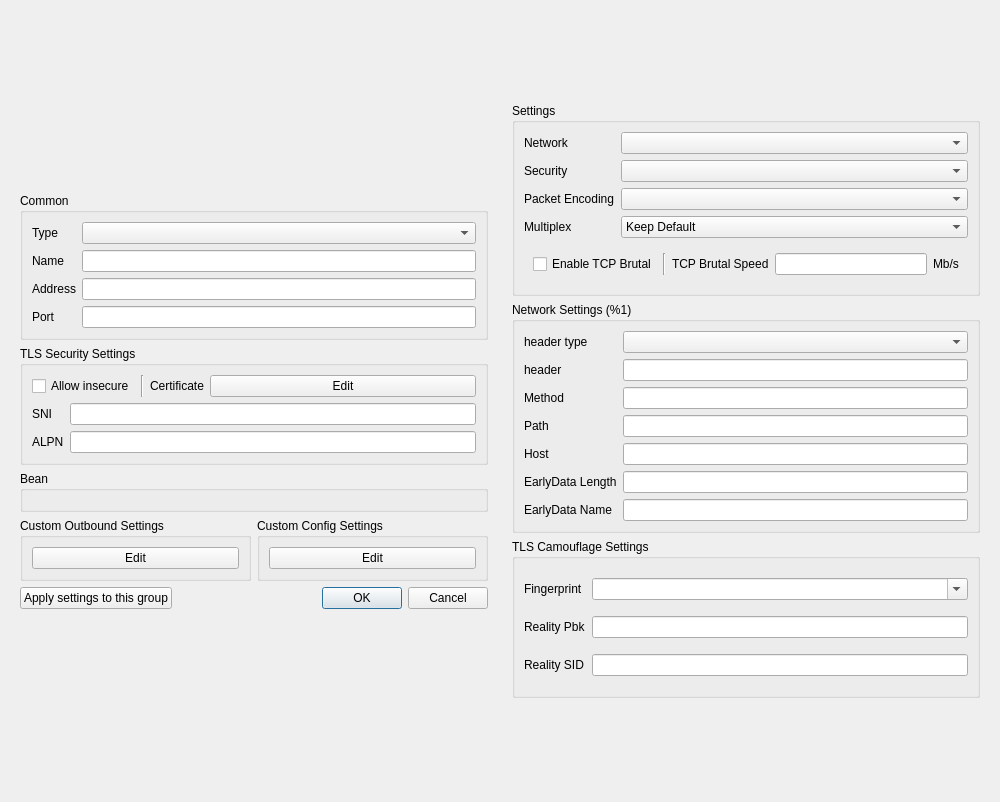
Before: the Qt Designer form include/ui/profile/dialog_edit_profile.ui in shengmo0210/Throne, drawn with Qt 5.
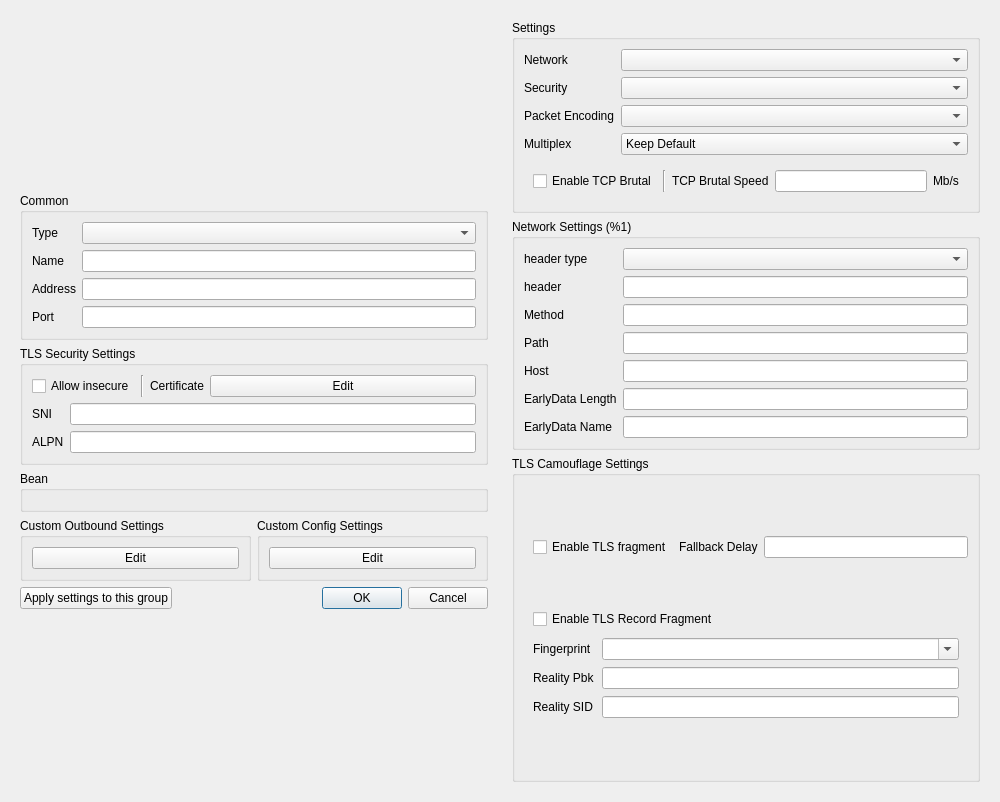
After: the same form once the commit is applied. Custom widgets are drawn as their Qt base class.

Commit message: add tls fragment support

What changed in the file:
```diff
--- a/include/ui/profile/dialog_edit_profile.ui
+++ b/include/ui/profile/dialog_edit_profile.ui
@@ -16,6 +16,12 @@
     <verstretch>0</verstretch>
    </sizepolicy>
   </property>
+  <property name="minimumSize">
+   <size>
+    <width>0</width>
+    <height>0</height>
+   </size>
+  </property>
   <property name="windowTitle">
    <string>Edit</string>
   </property>
@@ -285,7 +291,7 @@
    <item>
     <widget class="QWidget" name="right_all_w" native="true">
      <property name="sizePolicy">
-      <sizepolicy hsizetype="Preferred" vsizetype="Maximum">
+      <sizepolicy hsizetype="Preferred" vsizetype="Preferred">
        <horstretch>0</horstretch>
        <verstretch>0</verstretch>
       </sizepolicy>
@@ -293,7 +299,7 @@
      <property name="minimumSize">
       <size>
        <width>400</width>
-       <height>613</height>
+       <height>500</height>
       </size>
      </property>
      <property name="toolTip">
@@ -632,12 +638,121 @@
       </item>
       <item>
        <widget class="QGroupBox" name="tls_camouflage_box">
+        <property name="sizePolicy">
+         <sizepolicy hsizetype="Preferred" vsizetype="Preferred">
+          <horstretch>0</horstretch>
+          <verstretch>0</verstretch>
+         </sizepolicy>
+        </property>
         <property name="title">
          <string>TLS Camouflage Settings</string>
         </property>
-        <layout class="QGridLayout" name="gridLayout_3">
-         <item row="1" column="1">
-          <widget class="MyLineEdit" name="reality_pbk"/>
+        <layout class="QVBoxLayout" name="verticalLayout_6">
+         <property name="spacing">
+          <number>0</number>
+         </property>
+         <property name="sizeConstraint">
+          <enum>QLayout::SizeConstraint::SetMinimumSize</enum>
+         </property>
+         <property name="bottomMargin">
+          <number>7</number>
+         </property>
+         <item>
+          <widget class="QWidget" name="widget" native="true">
+           <property name="sizePolicy">
+            <sizepolicy hsizetype="Minimum" vsizetype="Minimum">
+             <horstretch>0</horstretch>
+             <verstretch>0</verstretch>
+            </sizepolicy>
+           </property>
+           <layout class="QVBoxLayout" name="verticalLayout_7">
+            <property name="spacing">
+             <number>0</number>
+            </property>
+            <property name="sizeConstraint">
+             <enum>QLayout::SizeConstraint::SetMinimumSize</enum>
+            </property>
+            <property name="topMargin">
+             <number>0</number>
+            </property>
+            <property name="rightMargin">
+             <number>0</number>
+            </property>
+            <property name="bottomMargin">
+             <number>0</number>
+            </property>
+            <item>
+             <widget class="QWidget" name="widget_3" native="true">
+              <layout class="QHBoxLayout" name="horizontalLayout_6">
+               <property name="leftMargin">
+                <number>0</number>
+               </property>
+               <property name="topMargin">
+                <number>0</number>
+               </property>
+               <property name="rightMargin">
+                <number>0</number>
+               </property>
+               <property name="bottomMargin">
+                <number>0</number>
+               </property>
+               <item>
+                <widget class="QCheckBox" name="tls_frag">
+                 <property name="toolTip">
+                  <string>&lt;html&gt;&lt;head/&gt;&lt;body&gt;&lt;p&gt;May degrade performance, try record fragment first&lt;/p&gt;&lt;/body&gt;&lt;/html&gt;</string>
+                 </property>
+                 <property name="text">
+                  <string>Enable TLS fragment</string>
+                 </property>
+                </widget>
+               </item>
+               <item>
+                <widget class="QLabel" name="label_3">
+                 <property name="toolTip">
+                  <string>&lt;html&gt;&lt;head/&gt;&lt;body&gt;&lt;p&gt;time format, like 500ms, 10ms etc&lt;/p&gt;&lt;/body&gt;&lt;/html&gt;</string>
+                 </property>
+                 <property name="text">
+                  <string>Fallback Delay</string>
+                 </property>
+                </widget>
+               </item>
+               <item>
+                <widget class="QLineEdit" name="tls_frag_fall_delay"/>
+               </item>
+              </layout>
+             </widget>
+            </item>
+            <item>
+             <widget class="QCheckBox" name="tls_rec_frag">
+              <property name="text">
+               <string>Enable TLS Record Fragment</string>
+              </property>
+             </widget>
+            </item>
+           </layout>
+          </widget>
+         </item>
+         <item>
+          <widget class="QWidget" name="widget_2" native="true">
+           <layout class="QFormLayout" name="formLayout">
+            <property name="horizontalSpacing">
+             <number>7</number>
+            </property>
+            <property name="verticalSpacing">
+             <number>7</number>
+            </property>
+            <item row="0" column="0">
+             <widget class="QLabel" name="label_2">
+              <property name="sizePolicy">
+               <sizepolicy hsizetype="Maximum" vsizetype="Preferred">
+                <horstretch>0</horstretch>
+                <verstretch>0</verstretch>
+               </sizepolicy>
+              </property>
+              <property name="text">
+               <string notr="true">Fingerprint</string>
+              </property>
+             </widget>
          </item>
          <item row="0" column="1">
           <widget class="QComboBox" name="utlsFingerprint">
@@ -656,6 +771,9 @@
            </property>
           </widget>
          </item>
+            <item row="1" column="1">
+             <widget class="MyLineEdit" name="reality_pbk"/>
+            </item>
          <item row="2" column="0">
           <widget class="QLabel" name="reality_sid_l">
            <property name="text">
@@ -663,19 +781,6 @@
            </property>
           </widget>
          </item>
-         <item row="0" column="0">
-          <widget class="QLabel" name="label_2">
-           <property name="sizePolicy">
-            <sizepolicy hsizetype="Maximum" vsizetype="Preferred">
-             <horstretch>0</horstretch>
-             <verstretch>0</verstretch>
-            </sizepolicy>
-           </property>
-           <property name="text">
-            <string notr="true">Fingerprint</string>
-           </property>
-          </widget>
-         </item>
          <item row="2" column="1">
           <widget class="QLineEdit" name="reality_sid"/>
          </item>
@@ -687,6 +792,9 @@
    </item>
   </layout>
  </widget>
+   </item>
+  </layout>
+ </widget>
  <customwidgets>
   <customwidget>
    <class>MyLineEdit</class>
```
Left out of the diff: 2 changed lines with no effect on the pictures. Lines whose indentation alone changed are shown as unchanged. The commit also changes 7 other files.
